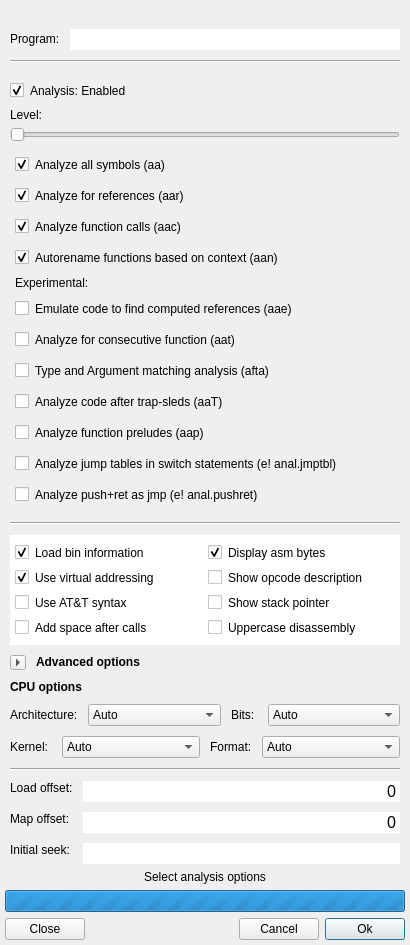
This is src/optionsdialog.ui in rizinorg/cutter as Qt 5 draws it before an edit. The edited form follows.
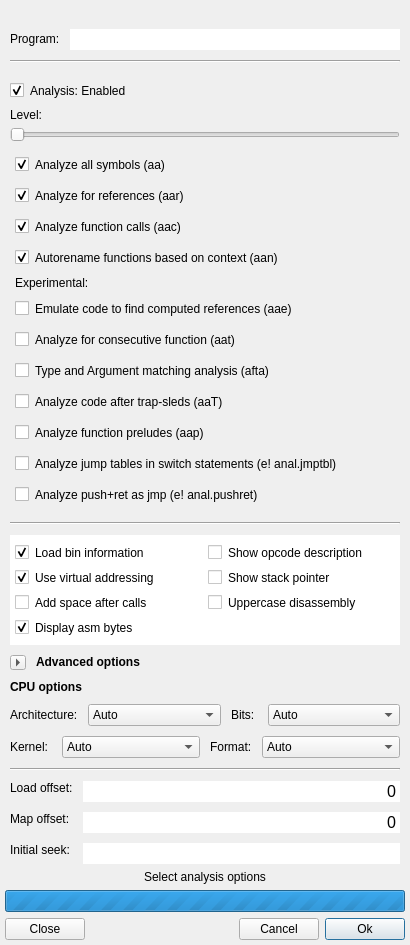
This is the edited form. Icons and pictures are not drawn.

Commit message: More friendly asm syntax changing

Patch:
```diff
--- a/src/optionsdialog.ui
+++ b/src/optionsdialog.ui
@@ -466,16 +466,13 @@
                    <property name="verticalSpacing">
                     <number>0</number>
                    </property>
-                   <item row="13" column="0">
-                    <widget class="QCheckBox" name="attCheckBox">
-                     <property name="toolTip">
-                      <string notr="true"/>
-                     </property>
-                     <property name="accessibleDescription">
-                      <string notr="true"/>
-                     </property>
+                   <item row="11" column="0">
+                    <widget class="QCheckBox" name="binCheckBox">
                      <property name="text">
-                      <string notr="true">Use AT&amp;&amp;T syntax</string>
+                      <string>Load bin information</string>
+                     </property>
+                     <property name="checked">
+                      <bool>true</bool>
                      </property>
                     </widget>
                    </item>
@@ -492,23 +489,23 @@
                      </property>
                     </widget>
                    </item>
-                   <item row="11" column="0">
-                    <widget class="QCheckBox" name="binCheckBox">
-                     <property name="text">
-                      <string>Load bin information</string>
-                     </property>
-                     <property name="checked">
-                      <bool>true</bool>
-                     </property>
-                    </widget>
-                   </item>
-                   <item row="14" column="0">
+                   <item row="13" column="0">
                     <widget class="QCheckBox" name="spacyCheckBox">
                      <property name="text">
                       <string>Add space after calls</string>
                      </property>
                     </widget>
                    </item>
+                   <item row="14" column="0">
+                    <widget class="QCheckBox" name="bytesCheckBox">
+                     <property name="text">
+                      <string>Display asm bytes</string>
+                     </property>
+                     <property name="checked">
+                      <bool>true</bool>
+                     </property>
+                    </widget>
+                   </item>
                   </layout>
                  </item>
                  <item>
@@ -528,16 +525,6 @@
                    <property name="leftMargin">
                     <number>0</number>
                    </property>
-                   <item row="0" column="0">
-                    <widget class="QCheckBox" name="bytesCheckBox">
-                     <property name="text">
-                      <string>Display asm bytes</string>
-                     </property>
-                     <property name="checked">
-                      <bool>true</bool>
-                     </property>
-                    </widget>
-                   </item>
                    <item row="1" column="0">
                     <widget class="QCheckBox" name="descriptionCheckBox">
                      <property name="text">
```
The commit also changes 10 other files.
